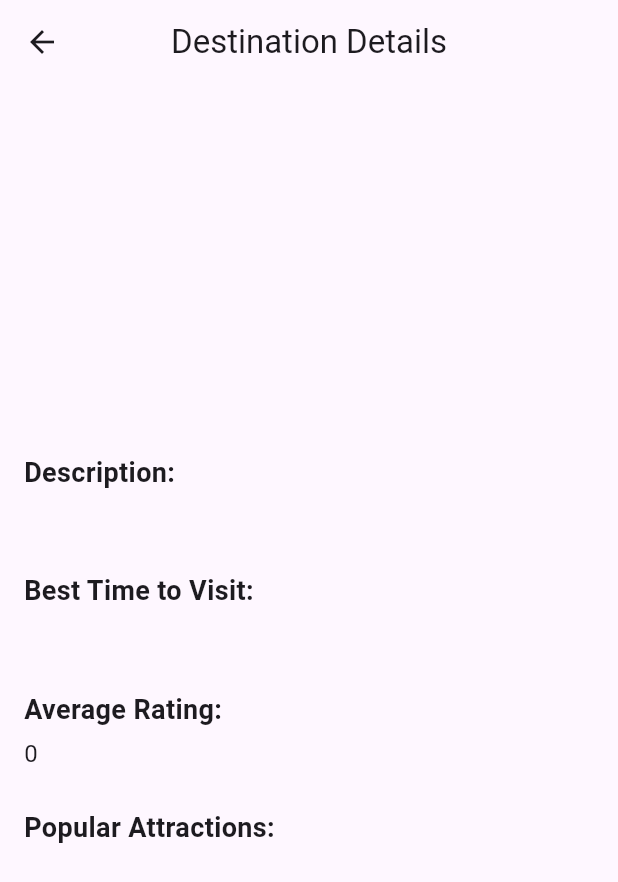
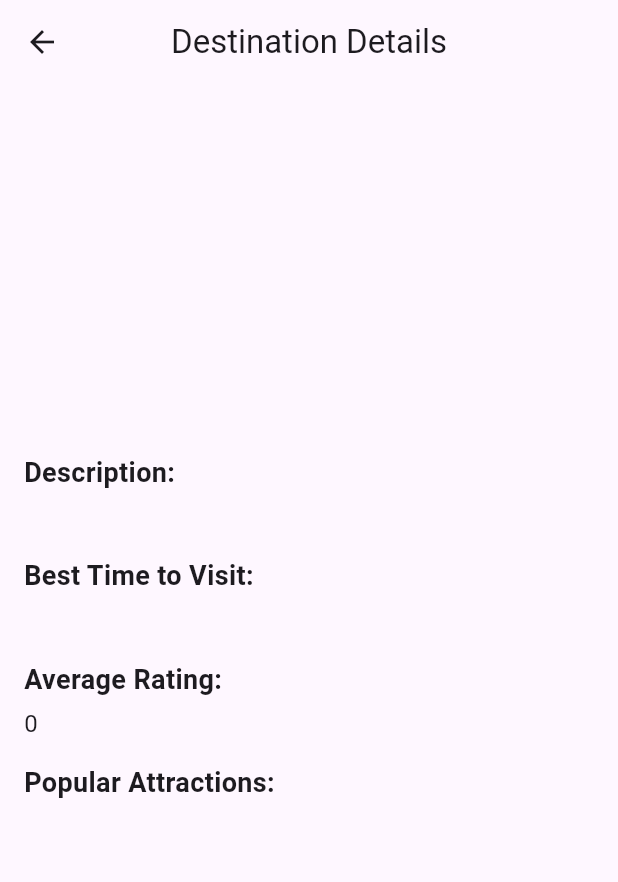
Before and after one commit to KaiC5504/TravelCustom, a Flutter app: the DetailsPage screen opened directly with empty values, on a phone screen of 412 x 824 dp. Shown: the top 882 px of the screen. Run offline on Flutter 3.47's test engine with Material 3 defaults, Android fonts, the phone set to English and light mode, and no system bars; our stand-ins replace cloud_firestore, firebase_auth, firebase_core, font_awesome_flutter, get, shared_preferences; accounts and stored records are empty.

Commit message:
Record View

```diff
--- a/lib/views/detail_view.dart
+++ b/lib/views/detail_view.dart
@@ -1,17 +1,57 @@
 import 'package:flutter/material.dart';
 import 'package:cloud_firestore/cloud_firestore.dart';
+import 'package:firebase_auth/firebase_auth.dart';
+import 'package:travelcustom/utilities/content_filter.dart';
+import 'dart:developer' as devtools show log;
 
-class DetailsPage extends StatelessWidget {
+class DetailsPage extends StatefulWidget {
   final String destinationId;
 
   const DetailsPage({super.key, required this.destinationId});
+
+  @override
+  State<DetailsPage> createState() => _DetailsPageState();
+}
+
+class _DetailsPageState extends State<DetailsPage> {
+  bool _interactionRecorded = false;
+
+  @override
+  void initState() {
+    super.initState();
+  }
 
   // Method to fetch destination details from Firestore by document ID
   Future<DocumentSnapshot> _getDestinationDetails() async {
     return FirebaseFirestore.instance
         .collection('destinations')
-        .doc(destinationId)
+        .doc(widget.destinationId)
         .get();
+  }
+
+  // Function to track user interaction
+  void trackUserViewInteraction(Map<String, dynamic> destinationData) {
+    // Get the user ID from Firebase Auth
+    String? userId = FirebaseAuth.instance.currentUser?.uid;
+
+    if (userId != null) {
+      String destinationId = widget.destinationId;
+
+      // Check if 'tags' exists and is not null
+      if (destinationData['tags'] != null && destinationData['tags'] is List) {
+        List<String> destinationTypes =
+            List<String>.from(destinationData['tags']);
+
+        // Call the trackUserInteraction function
+        trackUserInteraction(userId, destinationId, destinationTypes, 'view');
+      } else {
+        // Handle the case where 'tags' is missing or not a list
+        devtools.log('tags is missing or not a valid list.');
+      }
+    } else {
+      // User not logged in
+      devtools.log('User is not logged in');
+    }
   }
 
   @override
@@ -25,7 +65,10 @@ class DetailsPage extends StatelessWidget {
         future: _getDestinationDetails(),
         builder: (context, snapshot) {
           if (snapshot.connectionState == ConnectionState.waiting) {
-            return const Center(child: CircularProgressIndicator());
+            return const Center(
+              child:
+                  CircularProgressIndicator(), // Loading indicator in the center
+            );
           }
 
           if (snapshot.hasError) {
@@ -37,6 +80,12 @@ class DetailsPage extends StatelessWidget {
           }
 
           final destinationData = snapshot.data!.data() as Map<String, dynamic>;
+
+          // Record interaction if not already recorded
+          if (!_interactionRecorded) {
+            trackUserViewInteraction(destinationData);
+            _interactionRecorded = true;
+          }
 
           return Padding(
             padding: const EdgeInsets.all(16.0),
@@ -95,7 +144,7 @@ class DetailsPage extends StatelessWidget {
                         fontSize: 16,
                       ),
                     ),
-                    const SizedBox(height: 25),
+                    const SizedBox(height: 15),
 
                     // Best Time to Visit
                     const Text(
@@ -112,7 +161,7 @@ class DetailsPage extends StatelessWidget {
                         fontSize: 16,
                       ),
                     ),
-                    const SizedBox(height: 25),
+                    const SizedBox(height: 15),
 
                     // Average Rating
                     const Text(
@@ -129,7 +178,7 @@ class DetailsPage extends StatelessWidget {
                         fontSize: 16,
                       ),
                     ),
-                    const SizedBox(height: 25),
+                    const SizedBox(height: 15),
 
                     // Popular Attractions
                     const Text(
```
Also changed, not shown: lib/utilities/content_filter.dart (added, +196 -0 lines), lib/views/search_view.dart (+0 -8 lines), lib/views/travel_main.dart (+17 -1 lines).
